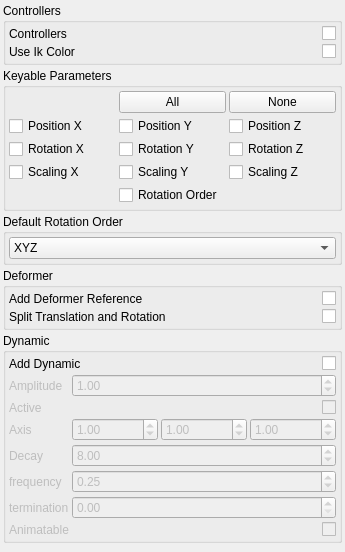
First picture: the form in brigks/systems/leg/widget.ui, repository miquelcampos/brigks, before the edit.
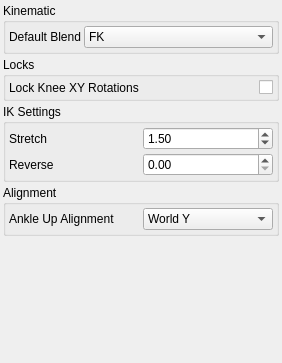
Second picture: the form after the edit.

```diff
--- a/brigks/systems/leg/widget.ui
+++ b/brigks/systems/leg/widget.ui
@@ -6,8 +6,8 @@
    <rect>
     <x>0</x>
     <y>0</y>
-    <width>345</width>
-    <height>552</height>
+    <width>282</width>
+    <height>363</height>
    </rect>
   </property>
   <property name="windowTitle">
@@ -20,59 +20,10 @@
    <property name="margin">
     <number>3</number>
    </property>
-   <item>
-    <widget class="QGroupBox" name="groupBox_3">
-     <property name="title">
-      <string>Controllers</string>
-     </property>
-     <layout class="QGridLayout" name="gridLayout_2">
-      <property name="margin">
-       <number>3</number>
-      </property>
-      <property name="spacing">
-       <number>3</number>
-      </property>
-      <item row="0" column="0">
-       <widget class="QLabel" name="label_2">
-        <property name="text">
-         <string>Controllers</string>
-        </property>
-       </widget>
-      </item>
-      <item row="0" column="1">
-       <widget class="QCheckBox" name="uiAddControllers">
-        <property name="layoutDirection">
-         <enum>Qt::RightToLeft</enum>
-        </property>
-        <property name="text">
-         <string/>
-        </property>
-       </widget>
-      </item>
-      <item row="1" column="1">
-       <widget class="QCheckBox" name="uiUseIkColor">
-        <property name="layoutDirection">
-         <enum>Qt::RightToLeft</enum>
-        </property>
-        <property name="text">
-         <string/>
-        </property>
-       </widget>
-      </item>
-      <item row="1" column="0">
-       <widget class="QLabel" name="label_3">
-        <property name="text">
-         <string>Use Ik Color</string>
-        </property>
-       </widget>
-      </item>
-     </layout>
-    </widget>
-   </item>
    <item>
     <widget class="QGroupBox" name="groupBox">
      <property name="title">
-      <string>Keyable Parameters</string>
+      <string>Kinematic</string>
      </property>
      <layout class="QGridLayout" name="gridLayout">
       <property name="margin">
@@ -81,110 +32,24 @@
       <property name="spacing">
        <number>3</number>
       </property>
-      <item row="3" column="1">
-       <widget class="QCheckBox" name="uiScly">
-        <property name="text">
-         <string>Scaling Y</string>
+      <item row="0" column="0">
+       <widget class="QLabel" name="label_2">
+        <property name="sizePolicy">
+         <sizepolicy hsizetype="Fixed" vsizetype="Preferred">
+          <horstretch>0</horstretch>
+          <verstretch>0</verstretch>
+         </sizepolicy>
         </property>
-       </widget>
-      </item>
-      <item row="3" column="0">
-       <widget class="QCheckBox" name="uiSclx">
         <property name="text">
-         <string>Scaling X</string>
-        </property>
-       </widget>
-      </item>
-      <item row="3" column="2">
-       <widget class="QCheckBox" name="uiSclz">
-        <property name="text">
-         <string>Scaling Z</string>
-        </property>
-       </widget>
-      </item>
-      <item row="1" column="0">
-       <widget class="QCheckBox" name="uiPosx">
-        <property name="text">
-         <string>Position X</string>
-        </property>
-       </widget>
-      </item>
-      <item row="1" column="1">
-       <widget class="QCheckBox" name="uiPosy">
-        <property name="text">
-         <string>Position Y</string>
-        </property>
-       </widget>
-      </item>
-      <item row="0" column="2">
-       <widget class="QPushButton" name="uiKeyableNoneBTN">
-        <property name="text">
-         <string>None</string>
+         <string>Default Blend</string>
         </property>
        </widget>
       </item>
       <item row="0" column="1">
-       <widget class="QPushButton" name="uiKeyableAllBTN">
-        <property name="text">
-         <string>All</string>
-        </property>
-       </widget>
-      </item>
-      <item row="2" column="2">
-       <widget class="QCheckBox" name="uiRotz">
-        <property name="text">
-         <string>Rotation Z</string>
-        </property>
-       </widget>
-      </item>
-      <item row="2" column="1">
-       <widget class="QCheckBox" name="uiRoty">
-        <property name="text">
-         <string>Rotation Y</string>
-        </property>
-       </widget>
-      </item>
-      <item row="2" column="0">
-       <widget class="QCheckBox" name="uiRotx">
-        <property name="text">
-         <string>Rotation X</string>
-        </property>
-       </widget>
-      </item>
-      <item row="1" column="2">
-       <widget class="QCheckBox" name="uiPosz">
-        <property name="text">
-         <string>Position Z</string>
-        </property>
-       </widget>
-      </item>
-      <item row="4" column="1">
-       <widget class="QCheckBox" name="uiRotorder">
-        <property name="text">
-         <string>Rotation Order</string>
-        </property>
-       </widget>
-      </item>
-     </layout>
-    </widget>
-   </item>
-   <item>
-    <widget class="QGroupBox" name="groupBox_5">
-     <property name="title">
-      <string>Default Rotation Order</string>
-     </property>
-     <layout class="QVBoxLayout" name="verticalLayout">
-      <property name="spacing">
-       <number>3</number>
-      </property>
-      <property name="margin">
-       <number>3</number>
-      </property>
-      <item>
-       <widget class="QComboBox" name="uiDefaultRotationOrder">
+       <widget class="QComboBox" name="uiBlend">
         <item>
          <property name="text">
-          <string>XYZ</string>
+          <string>FK</string>
          </property>
         </item>
         <item>
@@ -220,34 +85,24 @@
    <item>
     <widget class="QGroupBox" name="groupBox_2">
      <property name="title">
-      <string>Deformer</string>
+      <string>Locks</string>
      </property>
-     <layout class="QGridLayout" name="gridLayout_3">
+     <layout class="QGridLayout" name="gridLayout_2">
       <property name="margin">
        <number>3</number>
       </property>
       <property name="spacing">
        <number>3</number>
       </property>
-      <item row="0" column="1">
-       <widget class="QCheckBox" name="uiAddDeformerReferences">
-        <property name="layoutDirection">
-         <enum>Qt::RightToLeft</enum>
-        </property>
-        <property name="text">
-         <string/>
-        </property>
-       </widget>
-      </item>
       <item row="0" column="0">
        <widget class="QLabel" name="label">
         <property name="text">
-         <string>Add Deformer Reference</string>
+         <string>Lock Knee XY Rotations</string>
         </property>
        </widget>
       </item>
-      <item row="1" column="1">
-       <widget class="QCheckBox" name="uiSplitRotation">
+      <item row="0" column="1">
+       <widget class="QCheckBox" name="uiLockKneeRotation">
         <property name="layoutDirection">
          <enum>Qt::RightToLeft</enum>
         </property>
@@ -256,288 +111,95 @@
         </property>
        </widget>
       </item>
-      <item row="1" column="0">
+     </layout>
+    </widget>
+   </item>
+   <item>
+    <widget class="QGroupBox" name="groupBox_4">
+     <property name="title">
+      <string>IK Settings</string>
+     </property>
+     <layout class="QGridLayout" name="gridLayout_3">
+      <property name="margin">
+       <number>3</number>
+      </property>
+      <property name="spacing">
+       <number>3</number>
+      </property>
+      <item row="0" column="0">
        <widget class="QLabel" name="label_4">
         <property name="text">
-         <string>Split Translation and Rotation</string>
+         <string>Stretch</string>
         </property>
        </widget>
       </item>
-     </layout>
-    </widget>
-   </item>
-   <item>
-    <widget class="QGroupBox" name="uiDynamicGRP">
-     <property name="minimumSize">
-      <size>
-       <width>0</width>
-       <height>0</height>
-      </size>
-     </property>
-     <property name="title">
-      <string>Dynamic</string>
-     </property>
-     <layout class="QGridLayout" name="gridLayout_4">
-      <property name="margin">
-       <number>3</number>
-      </property>
-      <property name="spacing">
-       <number>3</number>
-      </property>
-      <item row="0" column="0">
+      <item row="0" column="1">
+       <widget class="QDoubleSpinBox" name="uiStretchDefault">
+        <property name="minimum">
+         <double>1.000000000000000</double>
+        </property>
+        <property name="maximum">
+         <double>99.000000000000000</double>
+        </property>
+        <property name="singleStep">
+         <double>0.100000000000000</double>
+        </property>
+        <property name="value">
+         <double>1.500000000000000</double>
+        </property>
+       </widget>
+      </item>
+      <item row="1" column="0">
        <widget class="QLabel" name="label_5">
         <property name="text">
-         <string>Add Dynamic</string>
+         <string>Reverse</string>
         </property>
        </widget>
       </item>
-      <item row="0" column="1">
-       <widget class="QCheckBox" name="uiDynamic">
-        <property name="layoutDirection">
-         <enum>Qt::RightToLeft</enum>
+      <item row="1" column="1">
+       <widget class="QDoubleSpinBox" name="uiReverseDefault">
+        <property name="maximum">
+         <double>1.000000000000000</double>
         </property>
+        <property name="singleStep">
+         <double>0.100000000000000</double>
+        </property>
+       </widget>
+      </item>
+     </layout>
+    </widget>
+   </item>
+   <item>
+    <widget class="QGroupBox" name="groupBox_3">
+     <property name="title">
+      <string>Alignment</string>
+     </property>
+     <layout class="QGridLayout" name="gridLayout_4">
+      <property name="margin">
+       <number>3</number>
+      </property>
+      <property name="spacing">
+       <number>3</number>
+      </property>
+      <item row="0" column="0">
+       <widget class="QLabel" name="label_3">
         <property name="text">
-         <string/>
+         <string>Ankle Up Alignment</string>
         </property>
        </widget>
       </item>
-      <item row="1" column="0" colspan="2">
-       <widget class="QWidget" name="uiDynamicDefaultWDG" native="true">
-        <property name="enabled">
-         <bool>false</bool>
-        </property>
-        <layout class="QGridLayout" name="gridLayout_5">
-         <property name="margin">
-          <number>0</number>
+      <item row="0" column="1">
+       <widget class="QComboBox" name="uiAnkleUpVector">
+        <item>
+         <property name="text">
+          <string>World Y</string>
          </property>
-         <property name="spacing">
-          <number>3</number>
+        </item>
+        <item>
+         <property name="text">
+          <string>Guide Z</string>
          </property>
-         <item row="0" column="0">
-          <widget class="QLabel" name="label_8">
-           <property name="text">
-            <string>Amplitude</string>
-           </property>
-          </widget>
-         </item>
-         <item row="0" column="1">
-          <widget class="QDoubleSpinBox" name="uiAmplitude">
-           <property name="maximum">
-            <double>100.000000000000000</double>
-           </property>
-           <property name="singleStep">
-            <double>0.100000000000000</double>
-           </property>
-           <property name="value">
-            <double>1.000000000000000</double>
-           </property>
-          </widget>
-         </item>
-         <item row="1" column="0">
-          <widget class="QLabel" name="uiActiveLBL">
-           <property name="sizePolicy">
-            <sizepolicy hsizetype="Fixed" vsizetype="Preferred">
-             <horstretch>0</horstretch>
-             <verstretch>0</verstretch>
-            </sizepolicy>
-           </property>
-           <property name="minimumSize">
-            <size>
-             <width>10</width>
-             <height>0</height>
-            </size>
-           </property>
-           <property name="text">
-            <string>Active</string>
-           </property>
-          </widget>
-         </item>
-         <item row="1" column="1">
-          <widget class="QCheckBox" name="uiActive">
-           <property name="layoutDirection">
-            <enum>Qt::RightToLeft</enum>
-           </property>
-           <property name="text">
-            <string/>
-           </property>
-          </widget>
-         </item>
-         <item row="3" column="0">
-          <widget class="QLabel" name="uiStartCurveAttractLBL">
-           <property name="sizePolicy">
-            <sizepolicy hsizetype="Fixed" vsizetype="Preferred">
-             <horstretch>0</horstretch>
-             <verstretch>0</verstretch>
-            </sizepolicy>
-           </property>
-           <property name="minimumSize">
-            <size>
-             <width>10</width>
-             <height>0</height>
-            </size>
-           </property>
-           <property name="text">
-            <string>Decay</string>
-           </property>
-          </widget>
-         </item>
-         <item row="3" column="1">
-          <widget class="QDoubleSpinBox" name="uiDecay">
-           <property name="minimum">
-            <double>0.000000000000000</double>
-           </property>
-           <property name="maximum">
-            <double>999.000000000000000</double>
-           </property>
-           <property name="singleStep">
-            <double>1.000000000000000</double>
-           </property>
-           <property name="value">
-            <double>8.000000000000000</double>
-           </property>
-          </widget>
-         </item>
-         <item row="4" column="0">
-          <widget class="QLabel" name="uiBendResistanceLBL">
-           <property name="sizePolicy">
-            <sizepolicy hsizetype="Fixed" vsizetype="Preferred">
-             <horstretch>0</horstretch>
-             <verstretch>0</verstretch>
-            </sizepolicy>
-           </property>
-           <property name="minimumSize">
-            <size>
-             <width>10</width>
-             <height>0</height>
-            </size>
-           </property>
-           <property name="text">
-            <string>frequency</string>
-           </property>
-          </widget>
-         </item>
-         <item row="4" column="1">
-          <widget class="QDoubleSpinBox" name="uiFrequency">
-           <property name="minimum">
-            <double>0.000000000000000</double>
-           </property>
-           <property name="maximum">
-            <double>100.000000000000000</double>
-           </property>
-           <property name="singleStep">
-            <double>0.250000000000000</double>
-           </property>
-           <property name="value">
-            <double>0.250000000000000</double>
-           </property>
-          </widget>
-         </item>
-         <item row="5" column="0">
-          <widget class="QLabel" name="uiMassLBL">
-           <property name="sizePolicy">
-            <sizepolicy hsizetype="Fixed" vsizetype="Preferred">
-             <horstretch>0</horstretch>
-             <verstretch>0</verstretch>
-            </sizepolicy>
-           </property>
-           <property name="minimumSize">
-            <size>
-             <width>10</width>
-             <height>0</height>
-            </size>
-           </property>
-           <property name="text">
-            <string>termination</string>
-           </property>
-          </widget>
-         </item>
-         <item row="5" column="1">
-          <widget class="QDoubleSpinBox" name="uiTermination">
-           <property name="minimum">
-            <double>0.000000000000000</double>
-           </property>
-           <property name="maximum">
-            <double>100.000000000000000</double>
-           </property>
-           <property name="singleStep">
-            <double>0.100000000000000</double>
-           </property>
-           <property name="value">
-            <double>0.000000000000000</double>
-           </property>
-          </widget>
-         </item>
-         <item row="6" column="0">
-          <widget class="QLabel" name="uiAnimatableLBL">
-           <property name="sizePolicy">
-            <sizepolicy hsizetype="Fixed" vsizetype="Preferred">
-             <horstretch>0</horstretch>
-             <verstretch>0</verstretch>
-            </sizepolicy>
-           </property>
-           <property name="minimumSize">
-            <size>
-             <width>10</width>
-             <height>0</height>
-            </size>
-           </property>
-           <property name="text">
-            <string>Animatable</string>
-           </property>
-          </widget>
-         </item>
-         <item row="6" column="1">
-          <widget class="QCheckBox" name="uiDynamicAnimatable">
-           <property name="layoutDirection">
-            <enum>Qt::RightToLeft</enum>
-           </property>
-           <property name="text">
-            <string/>
-           </property>
-          </widget>
-         </item>
-         <item row="2" column="1">
-          <layout class="QHBoxLayout" name="horizontalLayout_2">
-           <item>
-            <widget class="QDoubleSpinBox" name="uiAmplitudeX">
-             <property name="singleStep">
-              <double>0.100000000000000</double>
-             </property>
-             <property name="value">
-              <double>1.000000000000000</double>
-             </property>
-            </widget>
-           </item>
-           <item>
-            <widget class="QDoubleSpinBox" name="uiAmplitudeY">
-             <property name="singleStep">
-              <double>0.100000000000000</double>
-             </property>
-             <property name="value">
-              <double>1.000000000000000</double>
-             </property>
-            </widget>
-           </item>
-           <item>
-            <widget class="QDoubleSpinBox" name="uiAmplitudeZ">
-             <property name="singleStep">
-              <double>0.100000000000000</double>
-             </property>
-             <property name="value">
-              <double>1.000000000000000</double>
-             </property>
-            </widget>
-           </item>
-          </layout>
-         </item>
-         <item row="2" column="0">
-          <widget class="QLabel" name="label_6">
-           <property name="text">
-            <string>Axis</string>
-           </property>
-          </widget>
-         </item>
-        </layout>
+        </item>
        </widget>
       </item>
      </layout>
@@ -551,7 +213,7 @@
      <property name="sizeHint" stdset="0">
       <size>
        <width>20</width>
-       <height>40</height>
+       <height>310</height>
       </size>
      </property>
     </spacer>
```
Left out of the diff: 26 changed lines with no effect on the pictures.
